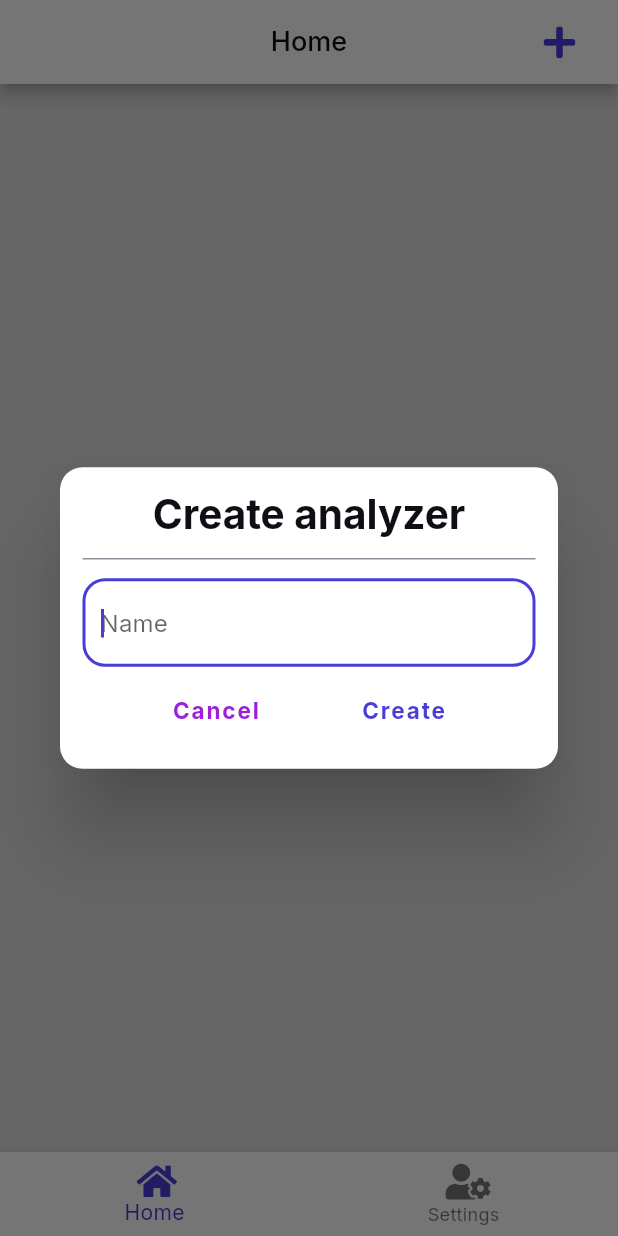
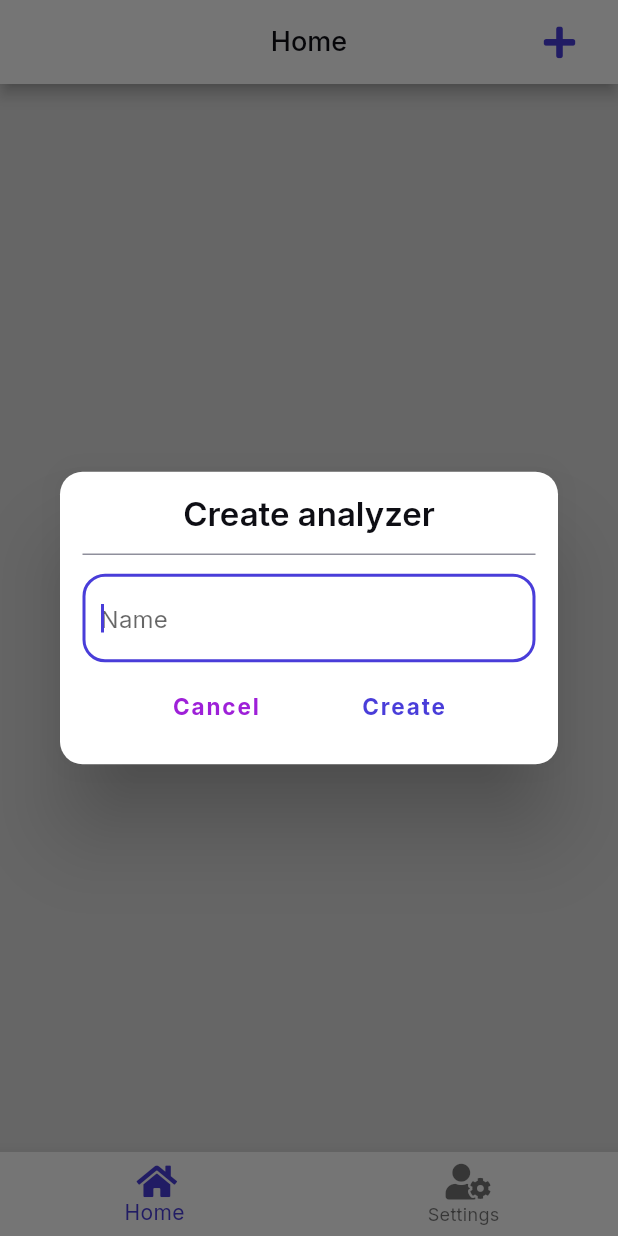
Before and after one commit to ziperjohn/analyzer, a Flutter app: the screen it shows once a user with an empty profile is signed in, after a tap on an icon or button, on a phone screen of 412 x 824 dp. Run offline on Flutter 3.47's test engine with Material 2 defaults, Android fonts, the phone set to English and light mode, and no system bars; our stand-ins replace another_flushbar, cloud_firestore, firebase_auth, firebase_core, fl_chart, flutter_spinkit and 6 more; accounts and stored records are empty; generated files the repository leaves out were written again.

Commit message:
Changed title size in dialog

```diff
--- a/lib/widgets/custom_alert_dialog.dart
+++ b/lib/widgets/custom_alert_dialog.dart
@@ -23,7 +23,7 @@ class CustomAlertDialog extends StatelessWidget {
         child: Column(
           mainAxisSize: MainAxisSize.min,
           children: [
-            Text(title, style: _textTheme.headline2),
+            Text(title, style: _textTheme.headline4),
             const SizedBox(height: 5),
             const Divider(thickness: 1, color: lightGrayColor),
             const SizedBox(height: 5),
--- a/lib/widgets/custom_text_field_dialog.dart
+++ b/lib/widgets/custom_text_field_dialog.dart
@@ -25,7 +25,7 @@ class CustomTextFieldDialog extends StatelessWidget {
         child: Column(
           mainAxisSize: MainAxisSize.min,
           children: [
-            Text(title, style: _textTheme.headline2),
+            Text(title, style: _textTheme.headline4),
             const SizedBox(height: 5),
             const Divider(thickness: 1, color: lightGrayColor),
             const SizedBox(height: 5),
```
Also changed, not shown: lib/theme/theme.dart (+8 -0 lines).
